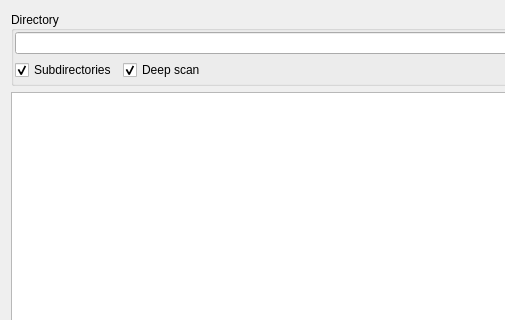
Above: dialogdiescandirectory.ui from horsicq/die_widget before the change; both pictures show x 0 to 505 and y 0 to 320 of the 725 by 478 pixel window. Below: the same form after it.
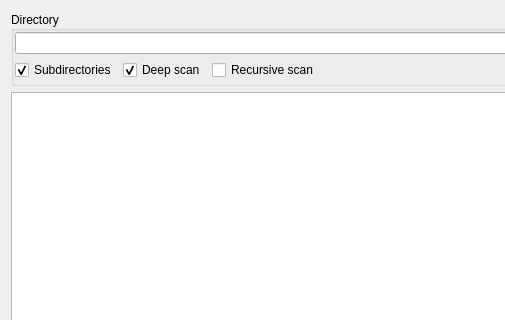
That is the form after the change.

What changed in the file:
```diff
--- a/dialogdiescandirectory.ui
+++ b/dialogdiescandirectory.ui
@@ -68,6 +68,13 @@
             </property>
            </widget>
           </item>
+          <item>
+           <widget class="QCheckBox" name="checkBoxRecursiveScan">
+            <property name="text">
+             <string>Recursive scan</string>
+            </property>
+           </widget>
+          </item>
           <item>
            <spacer name="horizontalSpacer">
             <property name="orientation">
```
